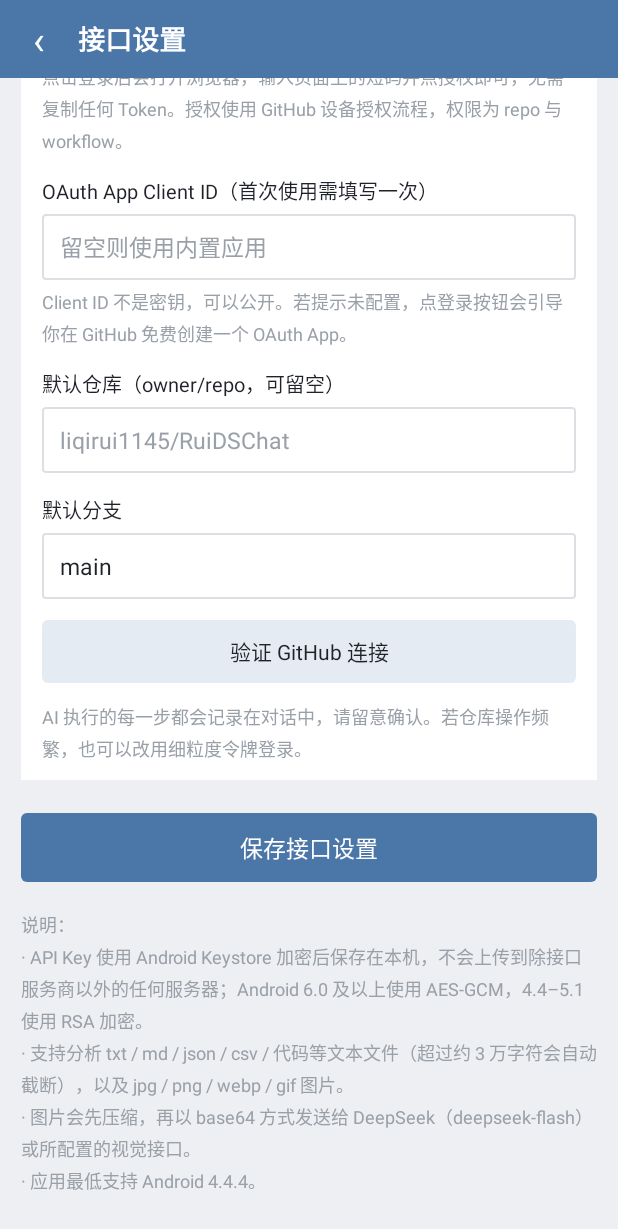
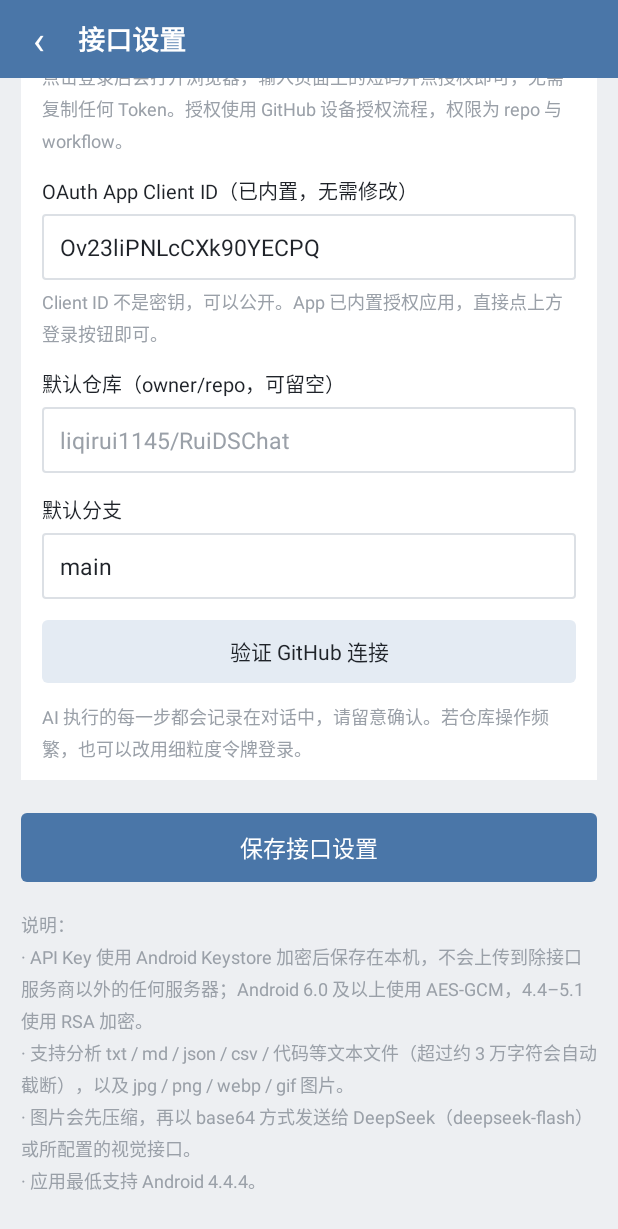
Before and after one commit to liqirui1145/RuiDSChat, an Android app: the ApiSettingsActivity screen opened directly, with no data from a screen before it, scrolled down 1458 dp, on a phone screen of 412 x 824 dp. Shown: the top 1229 px of the screen. Run offline under Robolectric (Android 15) with nearby library versions, the phone set to English and light mode, and no system bars.

Commit message:
v3.2：内置 GitHub 授权应用与全新图标
- 内置 OAuth App Client ID，浏览器登录无需任何配置，直接输入短码授权
- 设置页 Client ID 标注为已内置，留空即用
- 重绘应用图标：蓝色渐变圆角底 + 白色对话气泡 + 星芒，提供 5 档密度

```diff
--- a/app/src/main/java/com/aichat/assistant/GitHubAuth.java
+++ b/app/src/main/java/com/aichat/assistant/GitHubAuth.java
@@ -23,7 +23,7 @@ public final class GitHubAuth {
      * 内置 OAuth App 的 Client ID。可公开，不是密钥。
      * 留空时需要在设置页填写一次自建 OAuth App 的 Client ID。
      */
-    public static final String DEFAULT_CLIENT_ID = "";
+    public static final String DEFAULT_CLIENT_ID = "Ov23liPNLcCXk90YECPQ";
 
     /** 需要申请的权限：仓库读写 + Actions。 */
     public static final String SCOPE = "repo workflow";
--- a/app/src/main/res/layout/activity_api_settings.xml
+++ b/app/src/main/res/layout/activity_api_settings.xml
@@ -266,17 +266,17 @@
 
                 <TextView
                     style="@style/FieldLabel"
-                    android:text="OAuth App Client ID（首次使用需填写一次）" />
+                    android:text="OAuth App Client ID（已内置，无需修改）" />
 
                 <EditText
                     android:id="@+id/github_client_id_input"
                     style="@style/FieldInput"
-                    android:hint="留空则使用内置应用"
+                    android:hint="留空则使用内置授权应用"
                     android:inputType="text" />
 
                 <TextView
                     style="@style/FieldHint"
-                    android:text="Client ID 不是密钥，可以公开。若提示未配置，点登录按钮会引导你在 GitHub 免费创建一个 OAuth App。" />
+                    android:text="Client ID 不是密钥，可以公开。App 已内置授权应用，直接点上方登录按钮即可。" />
 
                 <TextView
                     style="@style/FieldLabel"
```
Also changed, not shown: app/src/main/res/mipmap-hdpi/ic_launcher.png, app/src/main/res/mipmap-mdpi/ic_launcher.png, app/src/main/res/mipmap-xhdpi/ic_launcher.png, app/src/main/res/mipmap-xxhdpi/ic_launcher.png, app/src/main/res/mipmap-xxxhdpi/ic_launcher.png.
